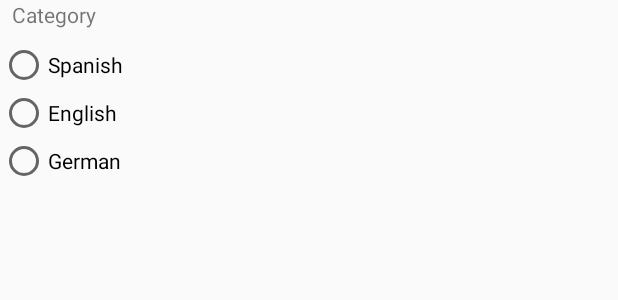
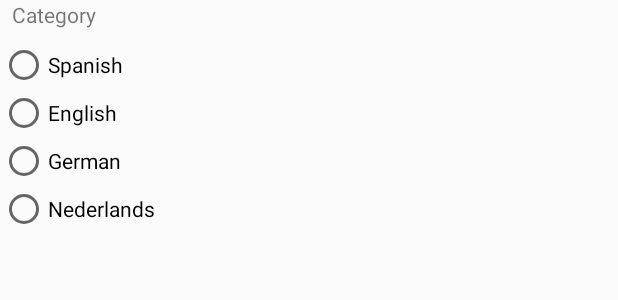
Before and after one commit to CEDEUS/STRIDE-native-android, an Android app: the layout content_dialogchosenidioms.xml on its own in the app's theme, with its tools: preview values and no code run, on a phone screen of 412 x 824 dp. Shown: the top 300 px of the screen. Run offline under Robolectric (Android 15) with nearby library versions, the phone set to English and light mode, and no system bars.

Commit message:
nuevo idioma FIX

```diff
--- a/app/src/main/java/com/example/oscarplaza/stride/ViewDialog.java
+++ b/app/src/main/java/com/example/oscarplaza/stride/ViewDialog.java
@@ -127,7 +127,11 @@ public class ViewDialog {
                 break;
             case 2:
                 output="de";
-                }
+                break;
+            case 3:
+                output="nl";
+                break;
+        }
         return output;
     }
 
--- a/app/src/main/res/layout/content_dialogchosenidioms.xml
+++ b/app/src/main/res/layout/content_dialogchosenidioms.xml
@@ -39,6 +39,12 @@
             android:text="@string/german"
             android:layout_width="wrap_content"
             android:layout_height="wrap_content" />
+
+        <RadioButton
+            android:id="@+id/Holan"
+            android:layout_width="wrap_content"
+            android:layout_height="wrap_content"
+            android:text="@string/dutch" />
     </RadioGroup>
 
 </LinearLayout>
--- a/app/src/main/res/values/strings.xml
+++ b/app/src/main/res/values/strings.xml
@@ -93,6 +93,7 @@
     <string name="your">My</string>
     <string name="walking">Walking</string>
     <string name="experience">Experience</string>
+    <string name="dutch">Nederlands</string>
 
     <string name="please_describe_yourself_or_the_person_you_will_observe">Please describe yourself or the person you will observe:</string>
     <string name="is_this_place_safe_nice_and_easy">Is this place safe, nice and easy?</string>
--- a/build.gradle
+++ b/build.gradle
@@ -9,7 +9,7 @@ buildscript {
 
     }
     dependencies {
-        classpath 'com.android.tools.build:gradle:3.2.1'
+        classpath 'com.android.tools.build:gradle:3.3.1'
 
 
         // NOTE: Do not place your application dependencies here; they belong
```
Also changed, not shown: gradle/wrapper/gradle-wrapper.properties, 3 other files.
